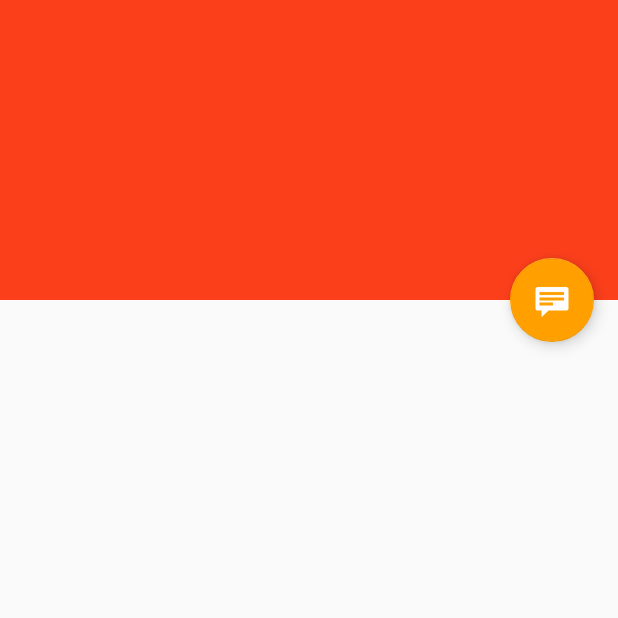
After one commit to ETS-Android1/Go4Lunch, an Android app: the RestaurantDetailActivity screen opened directly, with no data from a screen before it, on a phone screen of 412 x 824 dp, the top half of it. The commit adds this screen. Run offline under Robolectric (Android 15) with nearby library versions, the phone set to English and light mode, and no system bars.

```diff
--- a/app/src/main/AndroidManifest.xml
+++ b/app/src/main/AndroidManifest.xml
@@ -29,6 +29,11 @@
                 <category android:name="android.intent.category.LAUNCHER" />
             </intent-filter>
         </activity>
+
+        <activity
+            android:name=".ui.RestaurantDetailActivity"
+            android:exported="false"
+            android:theme="@style/AppTheme.NoActionBar" />
     </application>
 
 </manifest>
--- /dev/null
+++ b/app/src/main/java/com/fthiery/go4lunch/ui/RestaurantDetailActivity.java
@@ -0,0 +1,16 @@
+package com.fthiery.go4lunch.ui;
+
+import androidx.appcompat.app.AppCompatActivity;
+
+import android.os.Bundle;
+
+import com.fthiery.go4lunch.R;
+
+public class RestaurantDetailActivity extends AppCompatActivity {
+
+    @Override
+    protected void onCreate(Bundle savedInstanceState) {
+        super.onCreate(savedInstanceState);
+        setContentView(R.layout.activity_restaurant_details);
+    }
+}
--- /dev/null
+++ b/app/src/main/res/layout/activity_restaurant_details.xml
@@ -0,0 +1,67 @@
+<?xml version="1.0" encoding="utf-8"?>
+<androidx.coordinatorlayout.widget.CoordinatorLayout xmlns:android="http://schemas.android.com/apk/res/android"
+    xmlns:app="http://schemas.android.com/apk/res-auto"
+    xmlns:tools="http://schemas.android.com/tools"
+    android:id="@+id/item_detail_container"
+    android:layout_width="match_parent"
+    android:layout_height="match_parent"
+    tools:context=".ui.RestaurantDetailActivity"
+    tools:ignore="MergeRootFrame">
+
+    <com.google.android.material.appbar.AppBarLayout
+        android:id="@+id/app_bar"
+        android:layout_width="match_parent"
+        android:layout_height="200dp"
+        android:theme="@style/ThemeOverlay.AppCompat.Dark.ActionBar">
+
+        <com.google.android.material.appbar.CollapsingToolbarLayout
+            android:id="@+id/toolbar_layout"
+            android:layout_width="match_parent"
+            android:layout_height="match_parent"
+            app:contentScrim="?attr/colorPrimary"
+            app:layout_scrollFlags="scroll|exitUntilCollapsed"
+            app:toolbarId="@+id/toolbar">
+
+            <androidx.appcompat.widget.Toolbar
+                android:id="@+id/detail_toolbar"
+                android:layout_width="match_parent"
+                android:layout_height="?attr/actionBarSize"
+                app:layout_collapseMode="pin"
+                app:popupTheme="@style/ThemeOverlay.AppCompat.Light" />
+
+        </com.google.android.material.appbar.CollapsingToolbarLayout>
+
+    </com.google.android.material.appbar.AppBarLayout>
+
+    <androidx.core.widget.NestedScrollView
+        android:id="@+id/restaurant_detail_scroll_view"
+        android:layout_width="match_parent"
+        android:layout_height="match_parent"
+        app:layout_behavior="@string/appbar_scrolling_view_behavior">
+
+        <TextView
+            android:id="@+id/restaurant_detail"
+            style="?android:attr/textAppearanceLarge"
+            android:layout_width="match_parent"
+            android:layout_height="match_parent"
+            android:paddingStart="@dimen/container_horizontal_margin"
+            android:paddingTop="16dp"
+            android:paddingEnd="@dimen/container_horizontal_margin"
+            android:paddingBottom="16dp"
+            android:textIsSelectable="true"
+            tools:context=".ui.RestaurantDetailActivity" />
+
+    </androidx.core.widget.NestedScrollView>
+
+    <com.google.android.material.floatingactionbutton.FloatingActionButton
+        android:id="@+id/restaurant_detail_fab"
+        android:layout_width="wrap_content"
+        android:layout_height="wrap_content"
+        android:layout_gravity="center_vertical|start"
+        android:layout_marginEnd="@dimen/fab_margin"
+        android:layout_marginBottom="16dp"
+        app:layout_anchor="@+id/restaurant_detail_scroll_view"
+        app:layout_anchorGravity="top|end"
+        app:srcCompat="@android:drawable/stat_notify_chat" />
+
+</androidx.coordinatorlayout.widget.CoordinatorLayout>
--- a/app/src/main/res/layout/fragment_map.xml
+++ b/app/src/main/res/layout/fragment_map.xml
@@ -13,6 +13,6 @@
         android:id="@+id/map"
         android:name="com.google.android.gms.maps.SupportMapFragment"
         map:uiZoomControls="true"
-        map:uiRotateGestures="true"/>
+        map:uiRotateGestures="true" />
 
 </androidx.constraintlayout.widget.ConstraintLayout>
--- a/app/src/main/res/layout/layout_main.xml
+++ b/app/src/main/res/layout/layout_main.xml
@@ -43,6 +43,7 @@
             android:layout_height="wrap_content"
             android:layout_marginStart="0dp"
             android:layout_marginEnd="0dp"
+            android:elevation="16dp"
             android:background="?android:attr/windowBackground"
             app:layout_constraintBottom_toBottomOf="parent"
             app:layout_constraintLeft_toLeftOf="parent"
--- a/app/src/main/res/values/dimens.xml
+++ b/app/src/main/res/values/dimens.xml
@@ -5,4 +5,5 @@
     <dimen name="nav_header_vertical_spacing">8dp</dimen>
     <dimen name="nav_header_height">200dp</dimen>
     <dimen name="fab_margin">16dp</dimen>
+    <dimen name="container_horizontal_margin">16dp</dimen>
 </resources>
```
Also changed, not shown: app/build.gradle (+10 -13 lines), app/src/main/java/com/fthiery/go4lunch/model/Restaurant.java (+32 -8 lines), app/src/main/java/com/fthiery/go4lunch/repository/RestaurantRepository.java (+44 -11 lines), app/src/main/java/com/fthiery/go4lunch/ui/MainActivity.java (+28 -1 lines), app/src/main/java/com/fthiery/go4lunch/ui/fragments/MapFragment.java (+70 -77 lines), app/src/main/java/com/fthiery/go4lunch/ui/fragments/RestaurantListAdapter.java (+7 -0 lines), app/src/main/java/com/fthiery/go4lunch/viewmodel/MyViewModel.java (+123 -42 lines), app/src/main/res/layout/restaurant_view.xml (+12 -6 lines).
